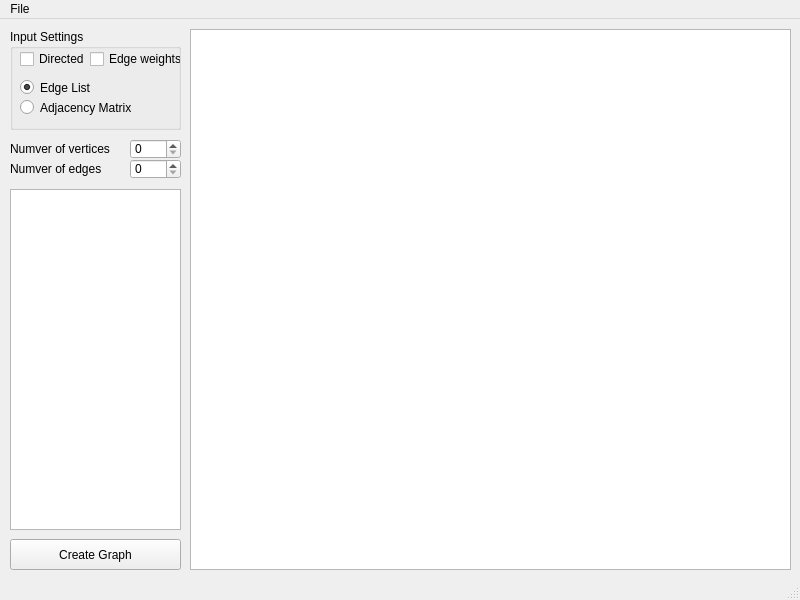
Before: the Qt Designer form GraphVisualizer/mainwindow.ui in Daria42/cpp_tlen, drawn with Qt 5.
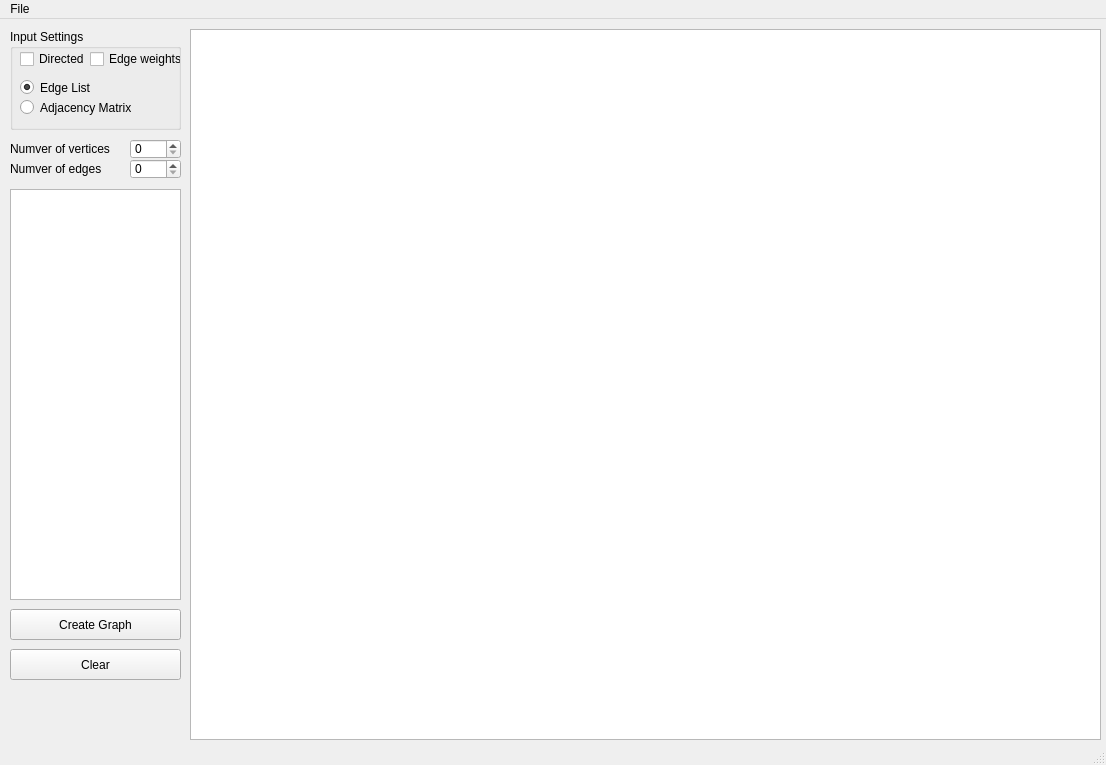
After: the same form once the commit is applied.

```diff
--- a/GraphVisualizer/mainwindow.ui
+++ b/GraphVisualizer/mainwindow.ui
@@ -6,8 +6,8 @@
    <rect>
     <x>0</x>
     <y>0</y>
-    <width>800</width>
-    <height>600</height>
+    <width>1106</width>
+    <height>765</height>
    </rect>
   </property>
   <property name="minimumSize">
@@ -24,7 +24,7 @@
     <property name="geometry">
      <rect>
       <x>10</x>
-      <y>520</y>
+      <y>590</y>
       <width>171</width>
       <height>31</height>
      </rect>
@@ -39,7 +39,7 @@
       <x>10</x>
       <y>170</y>
       <width>171</width>
-      <height>341</height>
+      <height>411</height>
      </rect>
     </property>
    </widget>
@@ -168,18 +168,31 @@
      <rect>
       <x>190</x>
       <y>10</y>
-      <width>601</width>
-      <height>541</height>
+      <width>911</width>
+      <height>711</height>
      </rect>
     </property>
    </widget>
+   <widget class="QPushButton" name="pushButtonClear">
+    <property name="geometry">
+     <rect>
+      <x>10</x>
+      <y>630</y>
+      <width>171</width>
+      <height>31</height>
+     </rect>
+    </property>
+    <property name="text">
+     <string>Clear</string>
+    </property>
+   </widget>
   </widget>
   <widget class="QMenuBar" name="menubar">
    <property name="geometry">
     <rect>
      <x>0</x>
      <y>0</y>
-     <width>800</width>
+     <width>1106</width>
      <height>21</height>
     </rect>
    </property>
```
